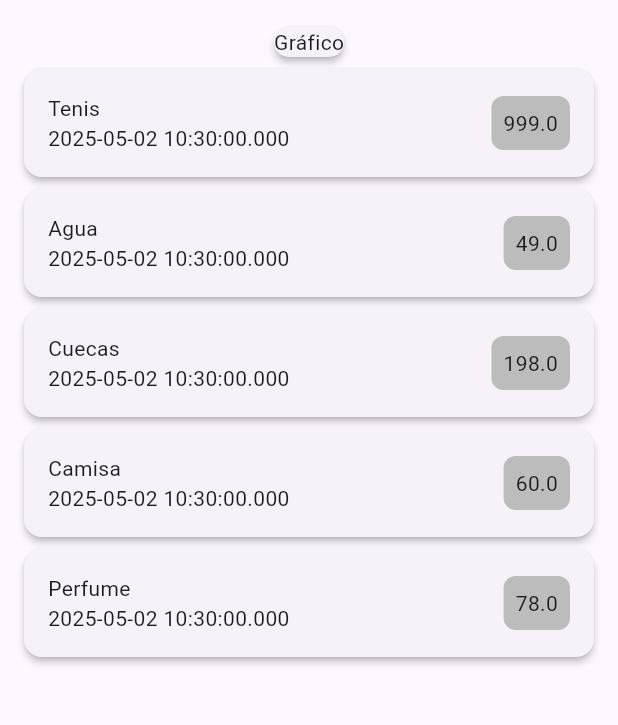
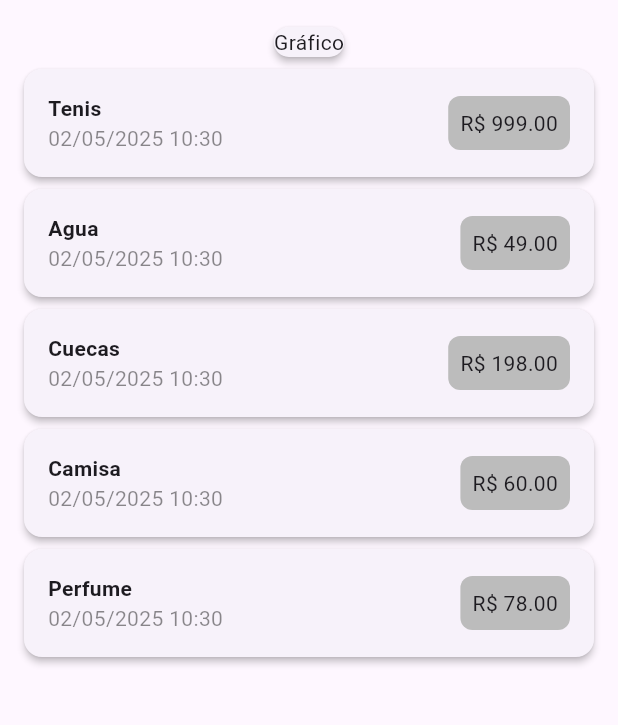
Before and after one commit to gelsoniezzi/cursoFlutter, a Flutter app: the screen it shows after launch, on a phone screen of 412 x 824 dp, the part 63-788 px from its top. Run offline on Flutter 3.47's test engine with Material 3 defaults, Android fonts, the phone set to English and light mode, and no system bars.

Commit message:
Melhorias no card despesa (transaction)

```diff
--- a/expenses_alone/lib/main.dart
+++ b/expenses_alone/lib/main.dart
@@ -1,5 +1,6 @@
 import 'package:expenses_alone/models/expense.dart';
 import 'package:flutter/material.dart';
+import 'package:intl/intl.dart';
 
 
 void main () =>  runApp(const ExpensesApp());
@@ -28,6 +29,7 @@ class Home extends StatelessWidget {
     Expense(id: "e5", title: "Perfume", value: 78.00, date: DateTime.now()),
   ];
 
+
   @override
   Widget build(BuildContext context){
     return Scaffold(
@@ -52,15 +54,17 @@ class Home extends StatelessWidget {
                             Column(
                               crossAxisAlignment: CrossAxisAlignment.start,
                               children: [
-                                Text("${d.title}"),
-                                Text("${d.date}", ),
+                                Text(
+                                  "${d.title}", style: const TextStyle(fontWeight: FontWeight.bold),),
+                                Text(
+                                  DateFormat('dd/MM/yyyy hh:mm').format(d.date), style: TextStyle(color: Colors.black45)),
                               ],
                             ),
                             Container(
                               padding: EdgeInsets.all(8),
 
                               decoration: BoxDecoration(color: const Color.fromARGB(255, 188, 188, 188), borderRadius: BorderRadius.all(Radius.circular(8))),
-                              child: Text("${d.value}"),
+                              child: Text("R\$ ${d.value.toStringAsFixed(2)}"),
 
 
                             ),
--- a/expenses_alone/lib/models/expense.dart
+++ b/expenses_alone/lib/models/expense.dart
@@ -2,13 +2,13 @@ class Expense {
   final String id;
   final String title;
   final double value;
-  final DateTime? date;
+  final DateTime date;
 
   // construtor
   Expense({
     required this.id,
     required this.title,
     required this.value,
-    this.date,
+    required this.date,
   });
 }
--- a/expenses_alone/pubspec.yaml
+++ b/expenses_alone/pubspec.yaml
@@ -30,6 +30,7 @@ environment:
 dependencies:
   flutter:
     sdk: flutter
+  intl: ^0.20.2
 
 
   # The following adds the Cupertino Icons font to your application.
```
Also changed, not shown: expenses_alone/pubspec.lock, 1 other file.
